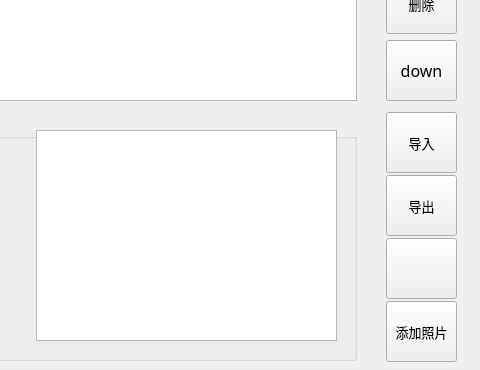
Old version of the form A66-app/programdb.ui in the repository Tetraelc/A66_PRO; both pictures show x 544 to 1024 and y 170 to 540 of the 1024 by 540 pixel window.
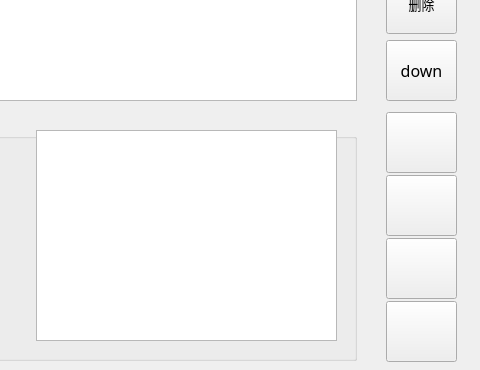
New version of the form. Icons and pictures are not drawn.

What changed in the file:
```diff
--- a/A66-app/programdb.ui
+++ b/A66-app/programdb.ui
@@ -638,11 +638,7 @@
     </font>
    </property>
    <property name="text">
-    <string>导入</string>
-   </property>
-   <property name="icon">
-    <iconset resource="A66-appsrc.qrc">
-     <normaloff>:/ico/ICO/P1-IMPORT.png</normaloff>:/ico/ICO/P1-IMPORT.png</iconset>
+    <string/>
    </property>
    <property name="iconSize">
     <size>
@@ -670,11 +666,7 @@
     </font>
    </property>
    <property name="text">
-    <string>导出</string>
-   </property>
-   <property name="icon">
-    <iconset resource="A66-appsrc.qrc">
-     <normaloff>:/ico/ICO/P1-OUTPORT.png</normaloff>:/ico/ICO/P1-OUTPORT.png</iconset>
+    <string/>
    </property>
    <property name="iconSize">
     <size>
@@ -734,11 +726,7 @@
     </font>
    </property>
    <property name="text">
-    <string>添加照片</string>
-   </property>
-   <property name="icon">
-    <iconset resource="A66-appsrc.qrc">
-     <normaloff>:/ico/ICO/P1-PIC.png</normaloff>:/ico/ICO/P1-PIC.png</iconset>
+    <string/>
    </property>
    <property name="iconSize">
     <size>
```
